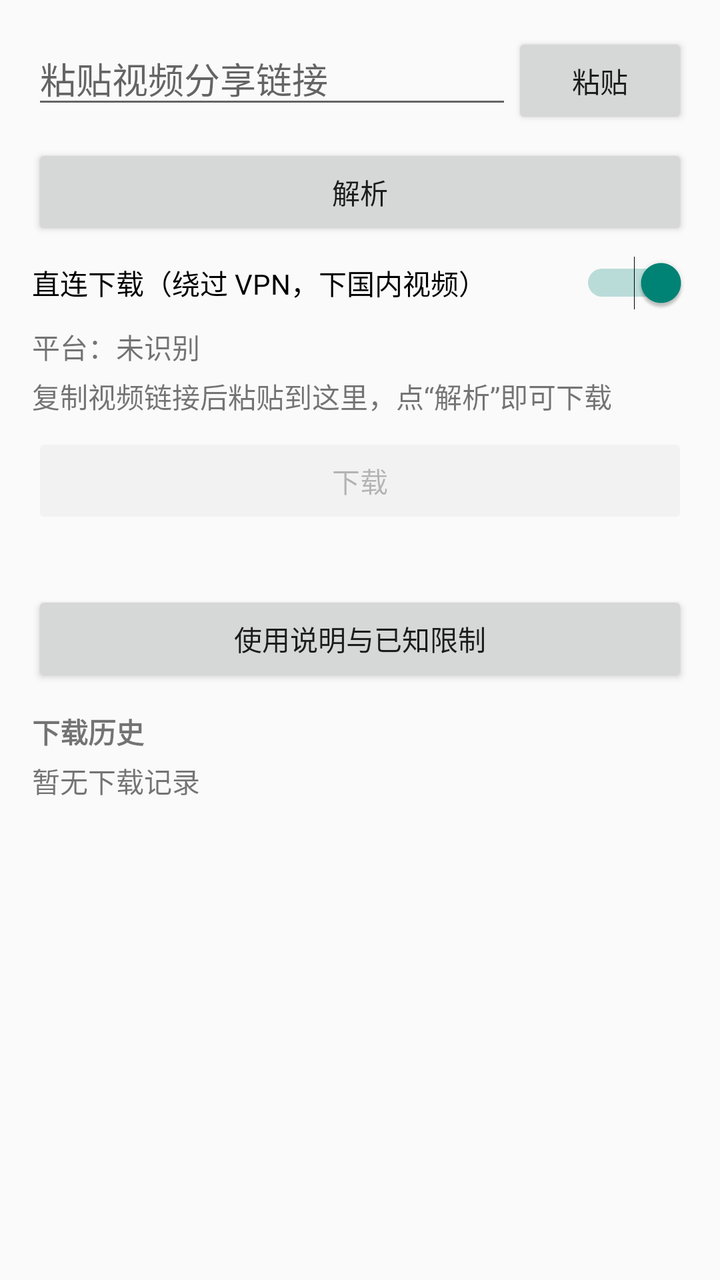
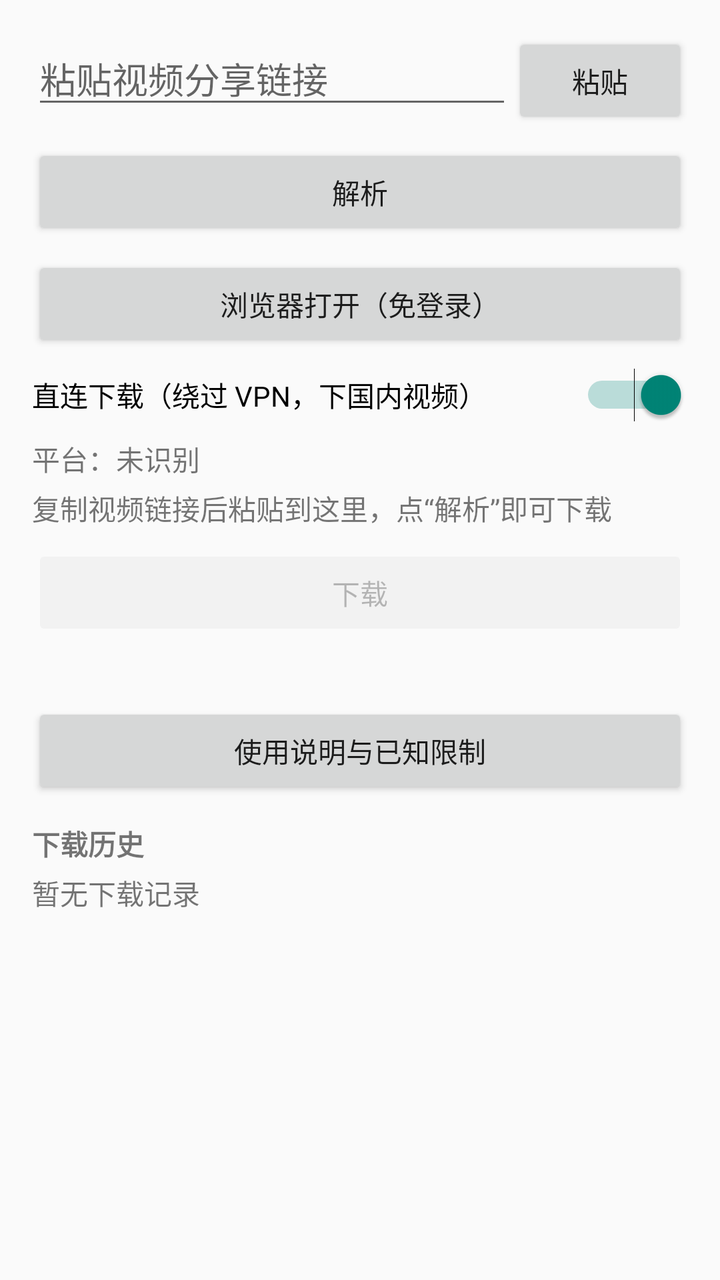

Compare the two renders of this Android layout. The source of the first and the diff that turns it into the second are given below.
<!-- AndroidManifest.xml: application theme android:Theme.Material.Light.NoActionBar -->
<!-- res/layout/activity_main.xml -->
<?xml version="1.0" encoding="utf-8"?>
<LinearLayout xmlns:android="http://schemas.android.com/apk/res/android"
    android:layout_width="match_parent"
    android:layout_height="match_parent"
    android:orientation="vertical"
    android:padding="16dp">

    <LinearLayout
        android:layout_width="match_parent"
        android:layout_height="wrap_content"
        android:orientation="horizontal">

        <EditText
            android:id="@+id/input_link"
            android:layout_width="0dp"
            android:layout_height="wrap_content"
            android:layout_weight="1"
            android:hint="粘贴视频分享链接"
            android:inputType="textUri"
            android:maxLines="3" />

        <Button
            android:id="@+id/paste_button"
            android:layout_width="wrap_content"
            android:layout_height="wrap_content"
            android:text="粘贴" />
    </LinearLayout>

    <Button
        android:id="@+id/parse_button"
        android:layout_width="match_parent"
        android:layout_height="wrap_content"
        android:layout_marginTop="8dp"
        android:text="解析" />

    <Switch
        android:id="@+id/direct_switch"
        android:layout_width="match_parent"
        android:layout_height="wrap_content"
        android:layout_marginTop="8dp"
        android:checked="true"
        android:text="直连下载（绕过 VPN，下国内视频）" />

    <TextView
        android:id="@+id/platform_label"
        android:layout_width="match_parent"
        android:layout_height="wrap_content"
        android:layout_marginTop="8dp"
        android:text="平台：未识别" />

    <TextView
        android:id="@+id/status_text"
        android:layout_width="match_parent"
        android:layout_height="wrap_content"
        android:layout_marginTop="4dp"
        android:text="复制视频链接后粘贴到这里，点“解析”即可下载" />

    <LinearLayout
        android:id="@+id/info_card"
        android:layout_width="match_parent"
        android:layout_height="wrap_content"
        android:layout_marginTop="12dp"
        android:orientation="vertical"
        android:visibility="gone">

        <ImageView
            android:id="@+id/thumb_view"
            android:layout_width="match_parent"
            android:layout_height="180dp"
            android:scaleType="centerCrop"
            android:contentDescription="视频封面" />

        <TextView
            android:id="@+id/title_text"
            android:layout_width="match_parent"
            android:layout_height="wrap_content"
            android:layout_marginTop="8dp"
            android:textStyle="bold" />

        <TextView
            android:id="@+id/meta_text"
            android:layout_width="match_parent"
            android:layout_height="wrap_content"
            android:layout_marginTop="4dp" />

        <TextView
            android:id="@+id/format_hint"
            android:layout_width="match_parent"
            android:layout_height="wrap_content"
            android:layout_marginTop="4dp"
            android:visibility="gone" />

        <ListView
            android:id="@+id/format_list"
            android:layout_width="match_parent"
            android:layout_height="180dp"
            android:layout_marginTop="8dp" />
    </LinearLayout>

    <LinearLayout
        android:layout_width="match_parent"
        android:layout_height="wrap_content"
        android:layout_marginTop="8dp"
        android:orientation="horizontal">

        <Button
            android:id="@+id/download_button"
            android:layout_width="0dp"
            android:layout_height="wrap_content"
            android:layout_weight="1"
            android:enabled="false"
            android:text="下载" />

        <Button
            android:id="@+id/retry_button"
            android:layout_width="wrap_content"
            android:layout_height="wrap_content"
            android:text="重试"
            android:visibility="gone" />
    </LinearLayout>

    <ProgressBar
        android:id="@+id/progress_bar"
        style="?android:attr/progressBarStyleHorizontal"
        android:layout_width="match_parent"
        android:layout_height="wrap_content"
        android:layout_marginTop="8dp"
        android:max="100"
        android:visibility="gone" />

    <TextView
        android:id="@+id/progress_text"
        android:layout_width="match_parent"
        android:layout_height="wrap_content"
        android:layout_marginTop="4dp" />

    <Button
        android:id="@+id/help_button"
        android:layout_width="match_parent"
        android:layout_height="wrap_content"
        android:layout_marginTop="8dp"
        android:text="使用说明与已知限制" />

    <TextView
        android:layout_width="match_parent"
        android:layout_height="wrap_content"
        android:layout_marginTop="12dp"
        android:text="下载历史"
        android:textStyle="bold" />

    <TextView
        android:id="@+id/history_empty"
        android:layout_width="match_parent"
        android:layout_height="wrap_content"
        android:layout_marginTop="4dp"
        android:text="暂无下载记录" />

    <ListView
        android:id="@+id/history_list"
        android:layout_width="match_parent"
        android:layout_height="0dp"
        android:layout_weight="1" />

</LinearLayout>
<!-- resources referenced by this layout -->
<resources>

</resources>

<!-- the commit's change to res/layout/activity_main.xml (unified diff, before → after) -->
@@ -32,6 +32,13 @@
         android:layout_height="wrap_content"
         android:layout_marginTop="8dp"
         android:text="解析" />
+
+    <Button
+        android:id="@+id/browser_button"
+        android:layout_width="match_parent"
+        android:layout_height="wrap_content"
+        android:layout_marginTop="8dp"
+        android:text="浏览器打开（免登录）" />
 
     <Switch
         android:id="@+id/direct_switch"
